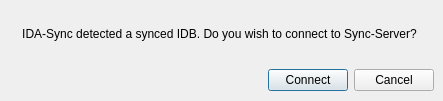
Before: the Qt Designer form sync-plugin/AutoConnectStartupDialog.ui in Nomad-Group/IDASync, drawn with Qt 5.
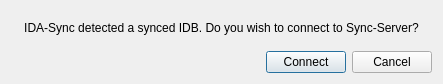
After: the same form once the commit is applied.

Patch:
```diff
--- a/sync-plugin/AutoConnectStartupDialog.ui
+++ b/sync-plugin/AutoConnectStartupDialog.ui
@@ -7,26 +7,14 @@
     <x>0</x>
     <y>0</y>
     <width>443</width>
-    <height>101</height>
+    <height>84</height>
    </rect>
   </property>
   <property name="windowTitle">
    <string>IDA-Sync: Auto-Connect</string>
   </property>
-  <widget class="QWidget" name="gridLayoutWidget">
-   <property name="geometry">
-    <rect>
-     <x>0</x>
-     <y>0</y>
-     <width>439</width>
-     <height>101</height>
-    </rect>
-   </property>
-   <layout class="QGridLayout" name="gridLayout">
-    <property name="margin">
-     <number>5</number>
-    </property>
-    <item row="0" column="0">
+  <layout class="QVBoxLayout" name="verticalLayout">
+   <item>
      <widget class="QLabel" name="label">
       <property name="text">
        <string>IDA-Sync detected a synced IDB. Do you wish to connect to Sync-Server?</string>
@@ -36,11 +24,8 @@
       </property>
      </widget>
     </item>
-    <item row="2" column="0">
+   <item>
      <layout class="QHBoxLayout" name="horizontalLayout">
-      <property name="bottomMargin">
-       <number>5</number>
-      </property>
       <item>
        <spacer name="horizontalSpacer">
         <property name="orientation">
@@ -74,7 +59,6 @@
      </layout>
     </item>
    </layout>
-  </widget>
  </widget>
  <resources/>
  <connections/>
```
Lines whose indentation alone changed are shown as unchanged.
